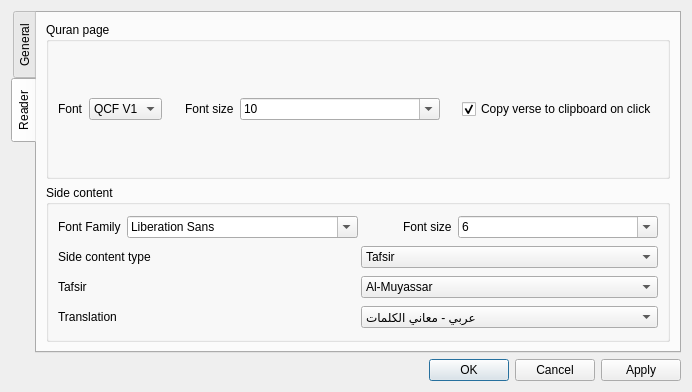
Qt form src/core/settingsdialog.ui (0xzer0x/quran-companion) before a commit.
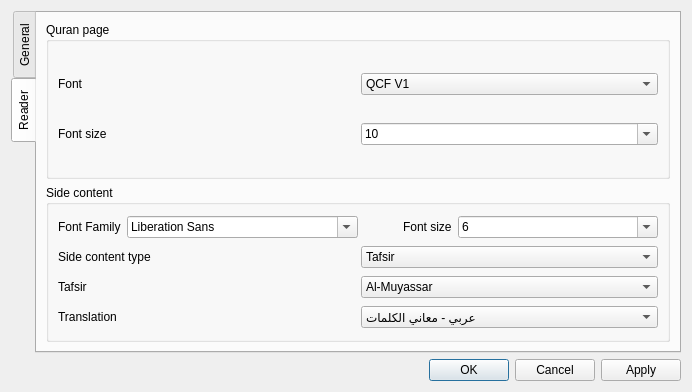
The same form after that commit.

Diff of the .ui file:
```diff
--- a/src/core/settingsdialog.ui
+++ b/src/core/settingsdialog.ui
@@ -106,6 +106,8 @@
          <property name="title">
           <string>Quran page</string>
          </property>
+         <layout class="QVBoxLayout" name="verticalLayout_3">
+          <item>
          <layout class="QHBoxLayout" name="horizontalLayout_3">
           <item>
            <widget class="QLabel" name="label">
@@ -128,19 +130,10 @@
             </item>
            </widget>
           </item>
-          <item>
-           <spacer name="horizontalSpacer_2">
-            <property name="orientation">
-             <enum>Qt::Horizontal</enum>
-            </property>
-            <property name="sizeHint" stdset="0">
-             <size>
-              <width>14</width>
-              <height>101</height>
-             </size>
-            </property>
-           </spacer>
+           </layout>
           </item>
+          <item>
+           <layout class="QHBoxLayout" name="horizontalLayout_4">
           <item>
            <widget class="QLabel" name="lbQuranFontSz">
             <property name="text">
@@ -226,28 +219,7 @@
             </item>
            </widget>
           </item>
-          <item>
-           <spacer name="horizontalSpacer">
-            <property name="orientation">
-             <enum>Qt::Horizontal</enum>
-            </property>
-            <property name="sizeHint" stdset="0">
-             <size>
-              <width>14</width>
-              <height>101</height>
-             </size>
-            </property>
-           </spacer>
-          </item>
-          <item>
-           <widget class="QCheckBox" name="chkCopyVerseOnClick">
-            <property name="text">
-             <string>Copy verse to clipboard on click</string>
-            </property>
-            <property name="checked">
-             <bool>true</bool>
-            </property>
-           </widget>
+           </layout>
           </item>
          </layout>
         </widget>
```
Lines whose indentation alone changed are shown as unchanged.
